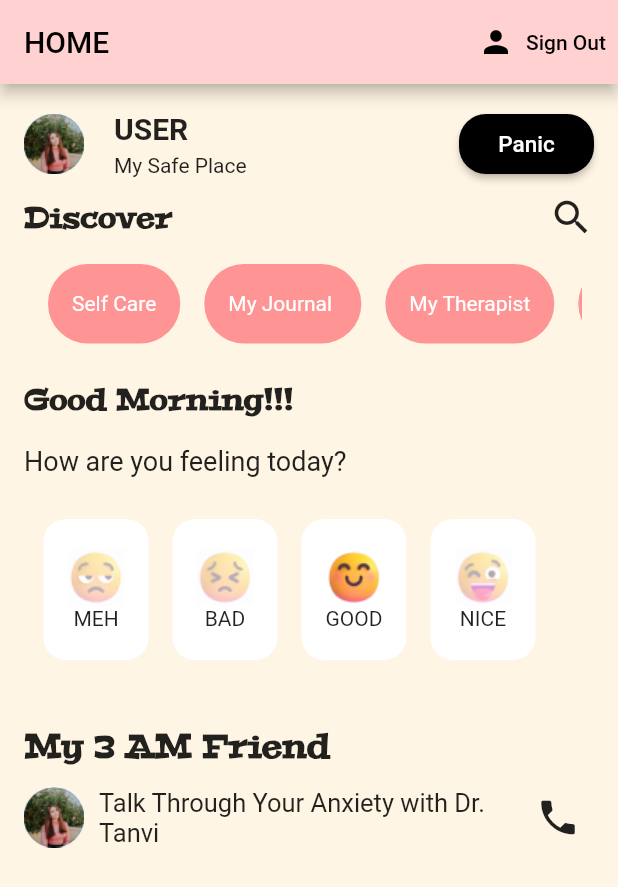
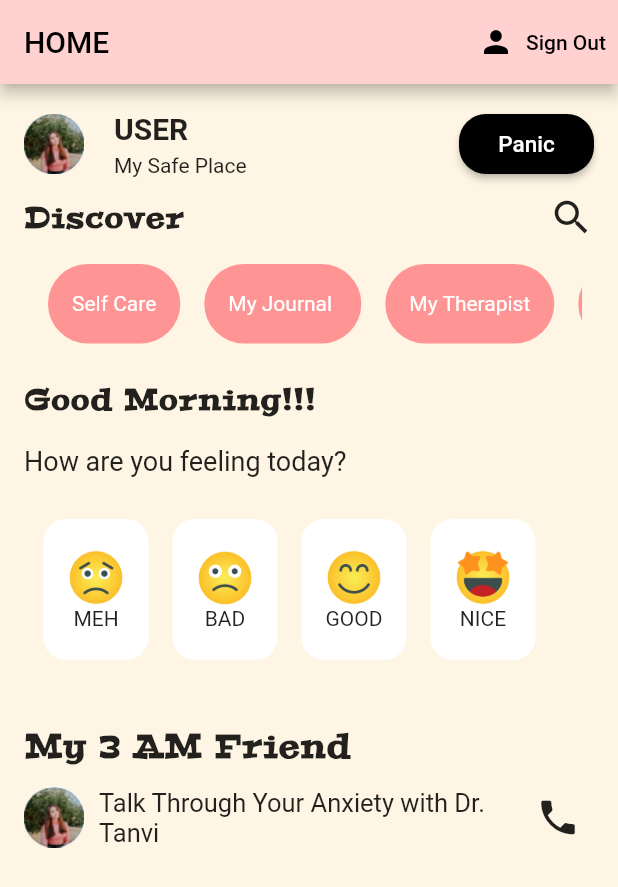
Before and after one commit to brisingr24/Serenity, a Flutter app: the Home screen opened directly, on a phone screen of 412 x 824 dp. Shown: the top 887 px of the screen. Run offline on Flutter 3.47's test engine with Material 2 defaults, Android fonts, the phone set to English and light mode, and no system bars; our stand-ins replace animated_bottom_navigation_bar, carousel_slider, cloud_firestore, date_time_picker, firebase_auth, firebase_core and 4 more; missing offline and left inert: circular_menu, flutter_phone_direct_caller, kommunicate_flutter; accounts and stored records are empty; network calls fail.

Commit message:
more UI changes

```diff
--- a/lib/screens/mains/home.dart
+++ b/lib/screens/mains/home.dart
@@ -139,6 +139,7 @@ class _HomeState extends State<Home> {
                           style: TextStyle(
                               fontSize: 20,
                               fontWeight: FontWeight.bold,
+                              letterSpacing: 1,
                               fontFamily: 'peralta'),
                         ),
                         Icon(
@@ -169,6 +170,7 @@ class _HomeState extends State<Home> {
                         style: TextStyle(
                             fontSize: 20,
                             fontWeight: FontWeight.bold,
+                            letterSpacing: 1,
                             fontFamily: 'peralta'),
                       ),
                     ),
@@ -198,7 +200,7 @@ class _HomeState extends State<Home> {
                                     });
                                   }),
                                   child: MoodItem(
-                                    image: "images/mood_meh.jpg",
+                                    image: "images/1 emoji.png",
                                     moodtext: "MEH",
                                   )),
                               InkWell(
@@ -211,7 +213,7 @@ class _HomeState extends State<Home> {
                                     });
                                   }),
                                   child: MoodItem(
-                                    image: "images/mood_bad.jpg",
+                                    image: "images/2 emoji.png",
                                     moodtext: "BAD",
                                   )),
                               InkWell(
@@ -224,7 +226,7 @@ class _HomeState extends State<Home> {
                                     });
                                   }),
                                   child: MoodItem(
-                                    image: "images/mood_good.jpg",
+                                    image: "images/3 emoji.png",
                                     moodtext: "GOOD",
                                   )),
                               InkWell(
@@ -237,19 +239,19 @@ class _HomeState extends State<Home> {
                                     });
                                   }),
                                   child: MoodItem(
-                                    image: "images/mood_nice.jpg",
+                                    image: "images/4 emoji.png",
                                     moodtext: "NICE",
                                   )),
                             ],
                           )),
                     ),
-
                     Visibility(
                       visible: _isquotevisible,
                       child: FutureBuilder(
                         future: quotesApi.getdata(_category),
                         builder: ((context, snapshot) {
-                          if (snapshot.connectionState == ConnectionState.none) {
+                          if (snapshot.connectionState ==
+                              ConnectionState.none) {
                             return const AlertDialog(
                               title: Text("Failed to load Data"),
                             );
@@ -262,14 +264,14 @@ class _HomeState extends State<Home> {
                               ),
                             );
                           }
-                          if (snapshot.connectionState == ConnectionState.done) {
+                          if (snapshot.connectionState ==
+                              ConnectionState.done) {
                             // If we got an error
                             if (snapshot.hasError) {
                               return Center(
                                   child: AlertDialog(
                                 title: Text('${snapshot.error}'),
-                              )
-                                  );
+                              ));
                             } else if (snapshot.hasData) {
                               QuoteModel? quoteModel =
                                   snapshot.data as QuoteModel?;
@@ -299,6 +301,7 @@ class _HomeState extends State<Home> {
                       style: TextStyle(
                           fontSize: 22,
                           fontWeight: FontWeight.bold,
+                          letterSpacing: 1,
                           fontFamily: 'peralta'),
                     ),
                     Container(
```
Also changed, not shown: images/1 emoji.png (added), images/2 emoji.png (added), images/3 emoji.png (added), images/4 emoji.png (added), pubspec.lock, 3 other files.
